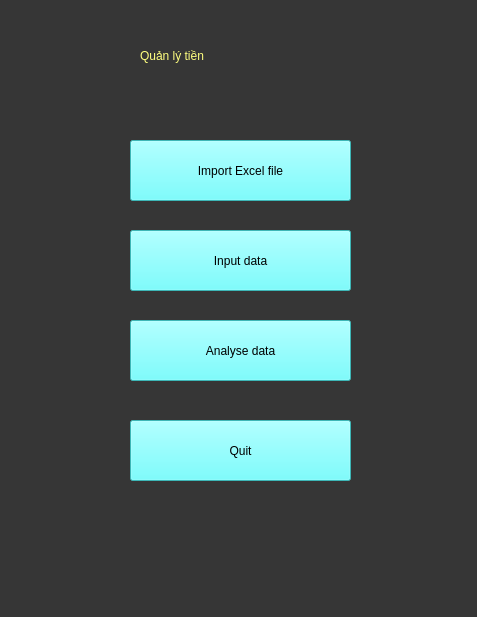
Before: the Qt Designer form mainwindow.ui in Personal-Finance-Management/Project, drawn with Qt 5.
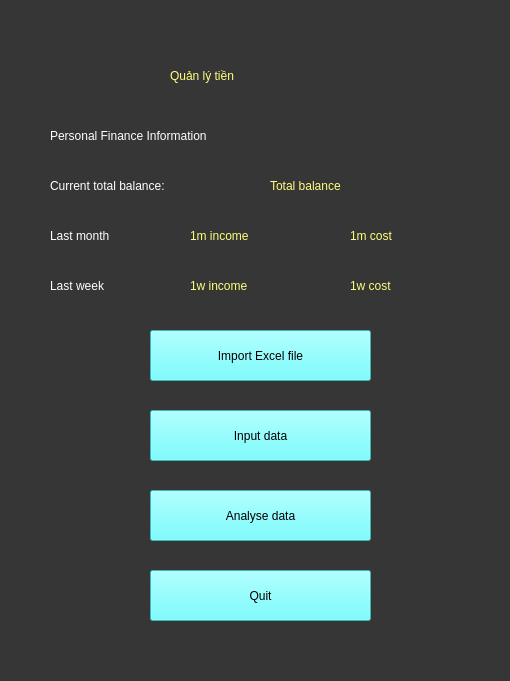
After: the same form once the commit is applied.

Commit message: Overvew interface added

The edit to the form file:
```diff
--- a/mainwindow.ui
+++ b/mainwindow.ui
@@ -6,8 +6,8 @@
    <rect>
     <x>0</x>
     <y>0</y>
-    <width>477</width>
-    <height>617</height>
+    <width>510</width>
+    <height>681</height>
    </rect>
   </property>
   <property name="windowTitle">
@@ -20,10 +20,10 @@
    <widget class="QPushButton" name="updatebutton">
     <property name="geometry">
      <rect>
-      <x>130</x>
-      <y>230</y>
+      <x>150</x>
+      <y>410</y>
       <width>221</width>
-      <height>61</height>
+      <height>51</height>
      </rect>
     </property>
     <property name="styleSheet">
@@ -38,10 +38,10 @@
    <widget class="QPushButton" name="analysebutton">
     <property name="geometry">
      <rect>
-      <x>130</x>
-      <y>320</y>
+      <x>150</x>
+      <y>490</y>
       <width>221</width>
-      <height>61</height>
+      <height>51</height>
      </rect>
     </property>
     <property name="styleSheet">
@@ -56,8 +56,8 @@
    <widget class="QLabel" name="label_7">
     <property name="geometry">
      <rect>
-      <x>140</x>
-      <y>30</y>
+      <x>170</x>
+      <y>50</y>
       <width>211</width>
       <height>51</height>
      </rect>
@@ -74,10 +74,10 @@
    <widget class="QPushButton" name="quitbutton">
     <property name="geometry">
      <rect>
-      <x>130</x>
-      <y>420</y>
+      <x>150</x>
+      <y>570</y>
       <width>221</width>
-      <height>61</height>
+      <height>51</height>
      </rect>
     </property>
     <property name="styleSheet">
@@ -92,10 +92,10 @@
    <widget class="QPushButton" name="importbutton">
     <property name="geometry">
      <rect>
-      <x>130</x>
-      <y>140</y>
+      <x>150</x>
+      <y>330</y>
       <width>221</width>
-      <height>61</height>
+      <height>51</height>
      </rect>
     </property>
     <property name="styleSheet">
@@ -107,6 +107,159 @@
      <string>Import Excel file</string>
     </property>
    </widget>
+   <widget class="QLabel" name="totalbalancelabel">
+    <property name="geometry">
+     <rect>
+      <x>50</x>
+      <y>160</y>
+      <width>211</width>
+      <height>51</height>
+     </rect>
+    </property>
+    <property name="styleSheet">
+     <string notr="true">font: 16pt &quot;MS Shell Dlg 2&quot;;
+color: rgb(255, 255, 255);</string>
+    </property>
+    <property name="text">
+     <string>Current total balance:</string>
+    </property>
+   </widget>
+   <widget class="QLabel" name="thismonthlabel">
+    <property name="geometry">
+     <rect>
+      <x>50</x>
+      <y>210</y>
+      <width>131</width>
+      <height>51</height>
+     </rect>
+    </property>
+    <property name="styleSheet">
+     <string notr="true">font: 16pt &quot;MS Shell Dlg 2&quot;;
+color: rgb(255, 255, 255);</string>
+    </property>
+    <property name="text">
+     <string>Last month</string>
+    </property>
+   </widget>
+   <widget class="QLabel" name="thisweeklabel">
+    <property name="geometry">
+     <rect>
+      <x>50</x>
+      <y>260</y>
+      <width>141</width>
+      <height>51</height>
+     </rect>
+    </property>
+    <property name="styleSheet">
+     <string notr="true">font: 16pt &quot;MS Shell Dlg 2&quot;;
+color: rgb(255, 255, 255);</string>
+    </property>
+    <property name="text">
+     <string>Last week</string>
+    </property>
+   </widget>
+   <widget class="QLabel" name="totalvaluelabel">
+    <property name="geometry">
+     <rect>
+      <x>270</x>
+      <y>160</y>
+      <width>131</width>
+      <height>51</height>
+     </rect>
+    </property>
+    <property name="styleSheet">
+     <string notr="true">font: 16pt &quot;MS Shell Dlg 2&quot;;
+color: rgb(255, 255, 127);</string>
+    </property>
+    <property name="text">
+     <string>Total balance</string>
+    </property>
+   </widget>
+   <widget class="QLabel" name="thismonthincomelabel">
+    <property name="geometry">
+     <rect>
+      <x>190</x>
+      <y>210</y>
+      <width>151</width>
+      <height>51</height>
+     </rect>
+    </property>
+    <property name="styleSheet">
+     <string notr="true">font: 16pt &quot;MS Shell Dlg 2&quot;;
+color: rgb(255, 255, 127);</string>
+    </property>
+    <property name="text">
+     <string>1m income</string>
+    </property>
+   </widget>
+   <widget class="QLabel" name="thismonthcostlabel">
+    <property name="geometry">
+     <rect>
+      <x>350</x>
+      <y>210</y>
+      <width>131</width>
+      <height>51</height>
+     </rect>
+    </property>
+    <property name="styleSheet">
+     <string notr="true">font: 16pt &quot;MS Shell Dlg 2&quot;;
+color: rgb(255, 255, 127);</string>
+    </property>
+    <property name="text">
+     <string>1m cost</string>
+    </property>
+   </widget>
+   <widget class="QLabel" name="thisweekcostlabel">
+    <property name="geometry">
+     <rect>
+      <x>350</x>
+      <y>260</y>
+      <width>141</width>
+      <height>51</height>
+     </rect>
+    </property>
+    <property name="styleSheet">
+     <string notr="true">font: 16pt &quot;MS Shell Dlg 2&quot;;
+color: rgb(255, 255, 127);</string>
+    </property>
+    <property name="text">
+     <string>1w cost</string>
+    </property>
+   </widget>
+   <widget class="QLabel" name="thisweekincomelabel">
+    <property name="geometry">
+     <rect>
+      <x>190</x>
+      <y>260</y>
+      <width>151</width>
+      <height>51</height>
+     </rect>
+    </property>
+    <property name="styleSheet">
+     <string notr="true">font: 16pt &quot;MS Shell Dlg 2&quot;;
+color: rgb(255, 255, 127);</string>
+    </property>
+    <property name="text">
+     <string>1w income</string>
+    </property>
+   </widget>
+   <widget class="QLabel" name="totalbalancelabel_2">
+    <property name="geometry">
+     <rect>
+      <x>50</x>
+      <y>110</y>
+      <width>291</width>
+      <height>51</height>
+     </rect>
+    </property>
+    <property name="styleSheet">
+     <string notr="true">font: 16pt &quot;MS Shell Dlg 2&quot;;
+color: rgb(255, 255, 255);</string>
+    </property>
+    <property name="text">
+     <string>Personal Finance Information</string>
+    </property>
+   </widget>
   </widget>
   <widget class="QMenuBar" name="menubar">
    <property name="geometry">
```
Left out of the diff: 2 changed lines with no effect on the pictures. The commit also changes 2 other files.
